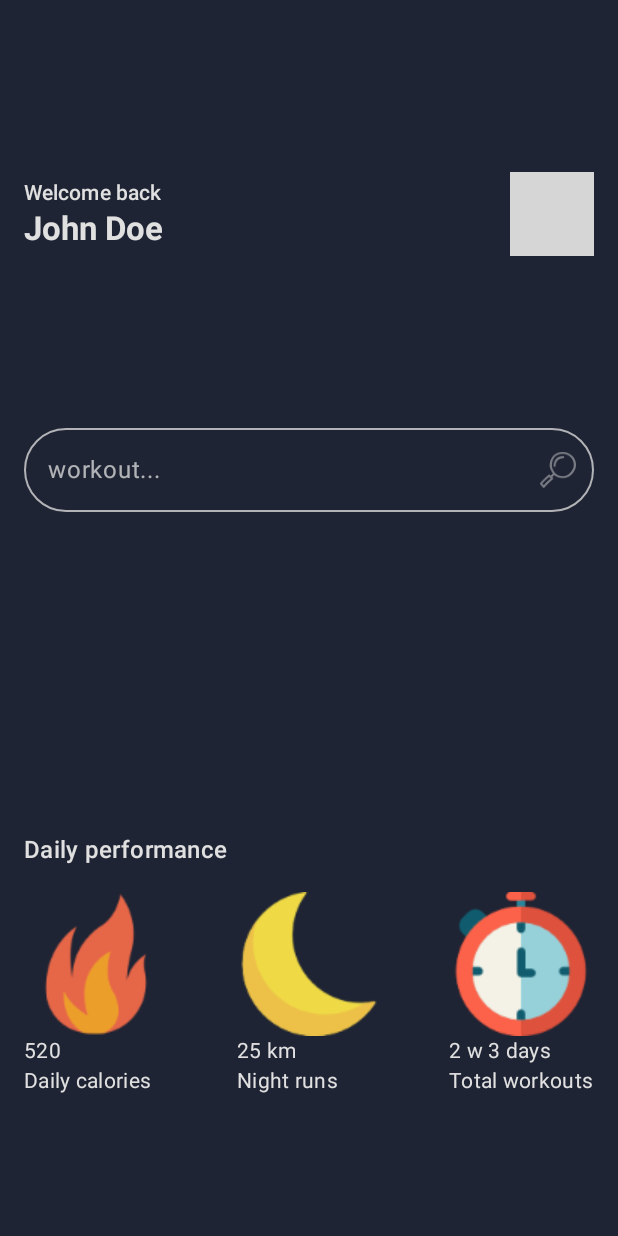
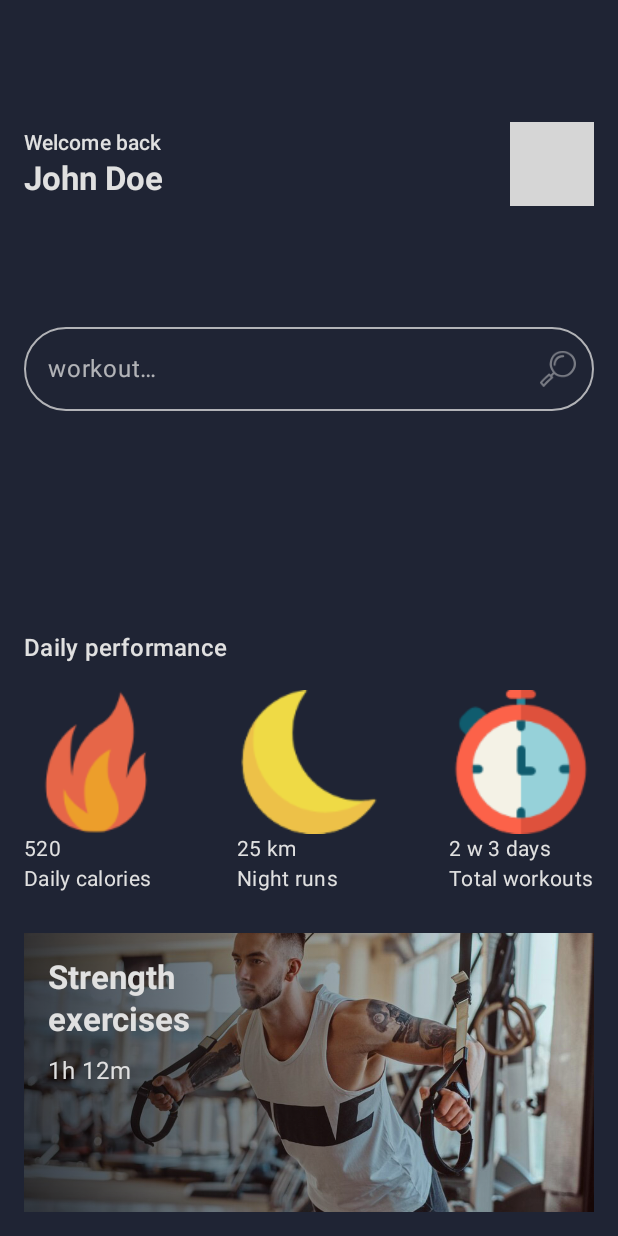
Before and after one commit to joeMalebe/Gym, an Android app built with Jetpack Compose: the screen it shows after launch (MainActivity), after a tap on an icon or button, on a phone screen of 412 x 824 dp. Run offline under Robolectric (Android 15) with nearby library versions, the phone set to English and light mode, and no system bars; grey boxes are pictures that could not be loaded.

Commit message:
add last seen exercise

```diff
--- a/app/src/main/java/com/example/gym/ViewModel.kt
+++ b/app/src/main/java/com/example/gym/ViewModel.kt
@@ -25,7 +25,8 @@ class ViewModel {
                     RUNNING
                 ),
                 "300 kcal",
-                R.drawable.pic_1
+                R.drawable.pic_1,
+                R.drawable.pic_1_ov,
             ),
             GymActivity(
                 STRENGTH,
@@ -35,7 +36,8 @@ class ViewModel {
                     STRENGTH
                 ),
                 "500 kcal",
-                R.drawable.pic_2
+                R.drawable.pic_2,
+                R.drawable.pic_2_ov,
             ),
             GymActivity(
                 YOGA,
@@ -45,7 +47,8 @@ class ViewModel {
                     YOGA
                 ),
                 "200 kcal",
-                R.drawable.pic_3
+                R.drawable.pic_3,
+                R.drawable.pic_3_ov,
             ),
             GymActivity(
                 CORE,
@@ -55,6 +58,7 @@ class ViewModel {
                     CORE
                 ),
                 "150 kcal",
+                R.drawable.pic_4,
                 R.drawable.pic_4
             )
         )
@@ -132,6 +136,23 @@ class ViewModel {
                     40.minutes,
                     R.drawable.pic_3_4
                 )
+            ),
+            4 to listOf(
+                Exercise(
+                    1,
+                    20.minutes,
+                    R.drawable.pic_4_1
+                ),
+                Exercise(
+                    2,
+                    15.minutes,
+                    R.drawable.pic_4_2
+                ),
+                Exercise(
+                    3,
+                    30.minutes,
+                    R.drawable.pic_4_3
+                ),
             )
         )
 
@@ -152,7 +173,9 @@ data class GymActivity(
     val time: Duration,
     val exercises: Int,
     val calorieBurns: String,
-    @DrawableRes val image: Int
+    @DrawableRes val image: Int,
+    @DrawableRes val imageOverlay: Int,
+
 )
 
 data class Exercise(
--- a/app/src/main/java/com/example/gym/theme/Colors.kt
+++ b/app/src/main/java/com/example/gym/theme/Colors.kt
@@ -7,6 +7,7 @@ import androidx.compose.runtime.Composable
 import androidx.compose.ui.graphics.Color
 
 val background = Color(0xFF1F2434)
+val lightBackground = Color(0xFF525f8a)
 val primary = Color(0xFFFF6F61)
 val onBackground = Color(0xFFE0E0E0)
 val onBackgroundSecondary = Color(0xC3E0E0E0)
--- a/app/src/main/java/com/example/gym/ui/HomeScreen.kt
+++ b/app/src/main/java/com/example/gym/ui/HomeScreen.kt
@@ -10,6 +10,7 @@ import androidx.compose.foundation.layout.fillMaxSize
 import androidx.compose.foundation.layout.fillMaxWidth
 import androidx.compose.foundation.layout.padding
 import androidx.compose.foundation.layout.size
+import androidx.compose.foundation.layout.widthIn
 import androidx.compose.foundation.lazy.LazyRow
 import androidx.compose.foundation.lazy.items
 import androidx.compose.foundation.shape.CircleShape
@@ -26,17 +27,23 @@ import androidx.compose.runtime.setValue
 import androidx.compose.ui.Alignment
 import androidx.compose.ui.Modifier
 import androidx.compose.ui.draw.clip
+import androidx.compose.ui.graphics.BlendMode
+import androidx.compose.ui.graphics.ColorFilter
+import androidx.compose.ui.graphics.ColorMatrix
 import androidx.compose.ui.layout.ContentScale
 import androidx.compose.ui.res.painterResource
 import androidx.compose.ui.res.stringResource
 import androidx.compose.ui.text.font.FontWeight
+import androidx.compose.ui.text.style.TextDecoration
 import androidx.compose.ui.tooling.preview.Preview
 import androidx.compose.ui.unit.dp
+import com.example.gym.GymActivity
 import com.example.gym.GymMetric
 import com.example.gym.Profile
 import com.example.gym.R
 import com.example.gym.ViewModel
 import com.example.gym.theme.GymTheme
+import com.example.gym.theme.lightBackground
 import com.example.gym.theme.searchFieldColors
 
 @Composable
@@ -67,54 +74,7 @@ fun HomeContent(
         Profile(Modifier.weight(1f), user)
         SearchBar(search, onSearchTextChange, Modifier.weight(1f))
         ExerciseMetrics(user.metrics, Modifier.weight(1f))
-    }
-}
-
-@Composable
-fun ExerciseMetrics(metrics: List<GymMetric>, modifier: Modifier = Modifier) {
-    Column(modifier.fillMaxWidth(), verticalArrangement = spacedBy(16.dp)) {
-        Text(
-            text = stringResource(id = R.string.monitoring),
-            style = MaterialTheme.typography.titleMedium
-        )
-        LazyRow(
-            modifier = modifier.fillMaxWidth(),
-            horizontalArrangement = Arrangement.SpaceBetween
-        ) {
-            items(metrics) {
-                Column(horizontalAlignment = Alignment.Start) {
-                    Image(painter = painterResource(id = it.image), contentDescription = it.title)
-                    Text(text = it.value, style = MaterialTheme.typography.bodyMedium)
-                    Text(text = it.title, style = MaterialTheme.typography.bodyMedium)
-                }
-            }
-        }
-    }
-}
-
-@Composable
-private fun SearchBar(
-    search: String,
-    onSearchTextChange: (String) -> Unit,
-    modifier: Modifier = Modifier
-) {
-    Box(modifier = modifier) {
-        OutlinedTextField(
-            value = search,
-            onValueChange = onSearchTextChange,
-            placeholder = {
-                Text(text = stringResource(id = R.string.search))
-            },
-            shape = CircleShape,
-            trailingIcon = {
-                Icon(
-                    painter = painterResource(id = R.drawable.ic_search),
-                    contentDescription = "search",
-                )
-            },
-            colors = searchFieldColors(),
-            modifier = Modifier.fillMaxWidth()
-        )
+        CurrentActivity(user.activities[1], Modifier.weight(1f))
     }
 }
 
@@ -158,9 +118,93 @@ private fun Profile(
 }
 
 @Composable
+private fun SearchBar(
+    search: String,
+    onSearchTextChange: (String) -> Unit,
+    modifier: Modifier = Modifier
+) {
+    Box(modifier = modifier) {
+        OutlinedTextField(
+            value = search,
+            onValueChange = onSearchTextChange,
+            placeholder = {
+                Text(text = stringResource(id = R.string.search))
+            },
+            shape = CircleShape,
+            trailingIcon = {
+                Icon(
+                    painter = painterResource(id = R.drawable.ic_search),
+                    contentDescription = "search",
+                )
+            },
+            colors = searchFieldColors(),
+            modifier = Modifier.fillMaxWidth()
+        )
+    }
+}
+
+@Composable
+fun ExerciseMetrics(metrics: List<GymMetric>, modifier: Modifier = Modifier) {
+    Column(modifier.fillMaxWidth(), verticalArrangement = spacedBy(16.dp)) {
+        Text(
+            text = stringResource(id = R.string.monitoring),
+            style = MaterialTheme.typography.titleMedium
+        )
+        LazyRow(
+            modifier = modifier.fillMaxWidth(),
+            horizontalArrangement = Arrangement.SpaceBetween
+        ) {
+            items(metrics) {
+                Column(horizontalAlignment = Alignment.Start) {
+                    Image(painter = painterResource(id = it.image), contentDescription = it.title)
+                    Text(text = it.value, style = MaterialTheme.typography.bodyMedium)
+                    Text(text = it.title, style = MaterialTheme.typography.bodyMedium)
+                }
+            }
+        }
+    }
+}
+
+@Composable
+fun CurrentActivity(gymActivity: GymActivity, modifier: Modifier = Modifier) {
+    Box(modifier = modifier) {
+        Image(
+            painter = painterResource(id = gymActivity.imageOverlay),
+            contentDescription = gymActivity.title,
+            contentScale = ContentScale.Crop,
+            modifier = Modifier.fillMaxSize(),
+        )
+        Column(
+            verticalArrangement = spacedBy(8.dp),
+            modifier = Modifier
+                .padding(16.dp)
+                .widthIn(max = 160.dp)
+        ) {
+            Text(
+                text = stringResource(id = R.string.current_exercise, gymActivity.title),
+                style =
+                MaterialTheme.typography.titleLarge,
+                fontWeight = FontWeight.Bold,
+                textDecoration = TextDecoration.None
+            )
+            Text(text = gymActivity.time.toString())
+        }
+    }
+}
+
+@Composable
 @Preview(showSystemUi = true)
 fun HomeScreenPreview() {
     GymTheme {
         HomeScreen()
     }
 }
+
+val grayScaleMatrix = ColorMatrix(
+    floatArrayOf(
+        0.33f, 0.33f, 0.33f, 0f, 0f,
+        0.33f, 0.33f, 0.33f, 0f, 0f,
+        0.33f, 0.33f, 0.33f, 0f, 0f,
+        0f, 0f, 0f, 1f, 0f
+    )
+)
--- a/app/src/main/res/values/strings.xml
+++ b/app/src/main/res/values/strings.xml
@@ -7,6 +7,7 @@
     <string name="welcome_to_gym">Train Hard. Live Strong.</string>
     <string name="welcome_back">Welcome back</string>
     <string name="lesson">Lesson %s</string>
-    <string name="search">workout...</string>
+    <string name="search">workout…</string>
+    <string name="current_exercise">%s exercises</string>
     <string name="monitoring">Daily performance</string>
 </resources>
```
Also changed, not shown: app/src/main/res/drawable/pic_2_ov.png (added), app/src/main/res/drawable/pic_3_ov.png (added), 1 other file.
